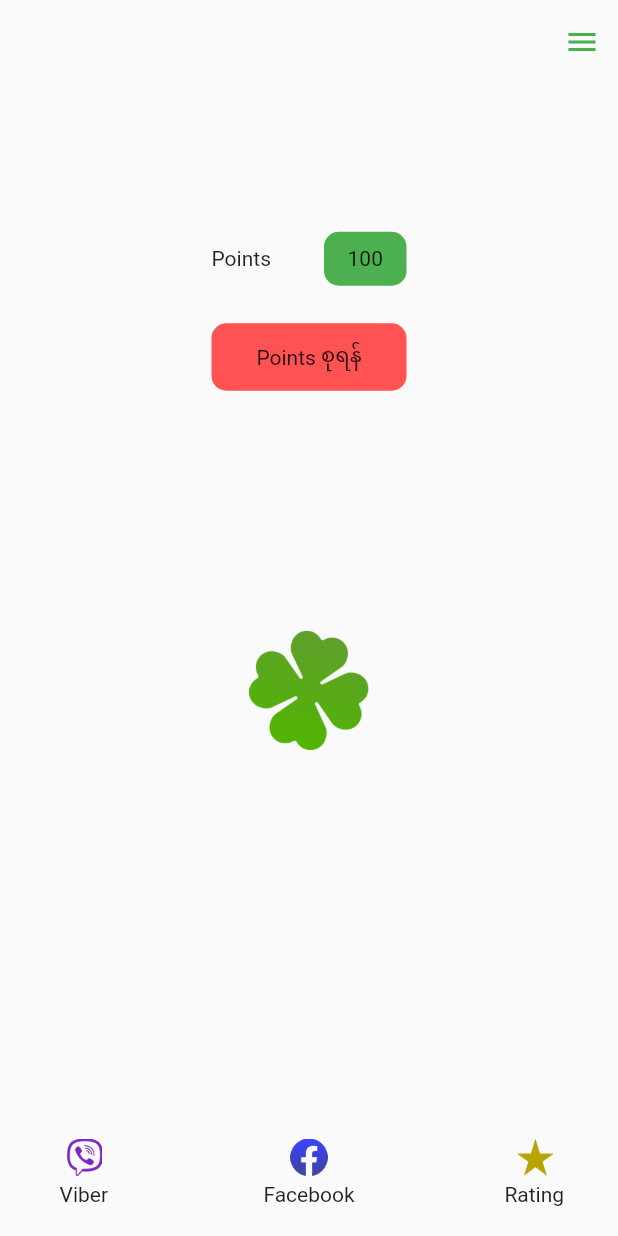
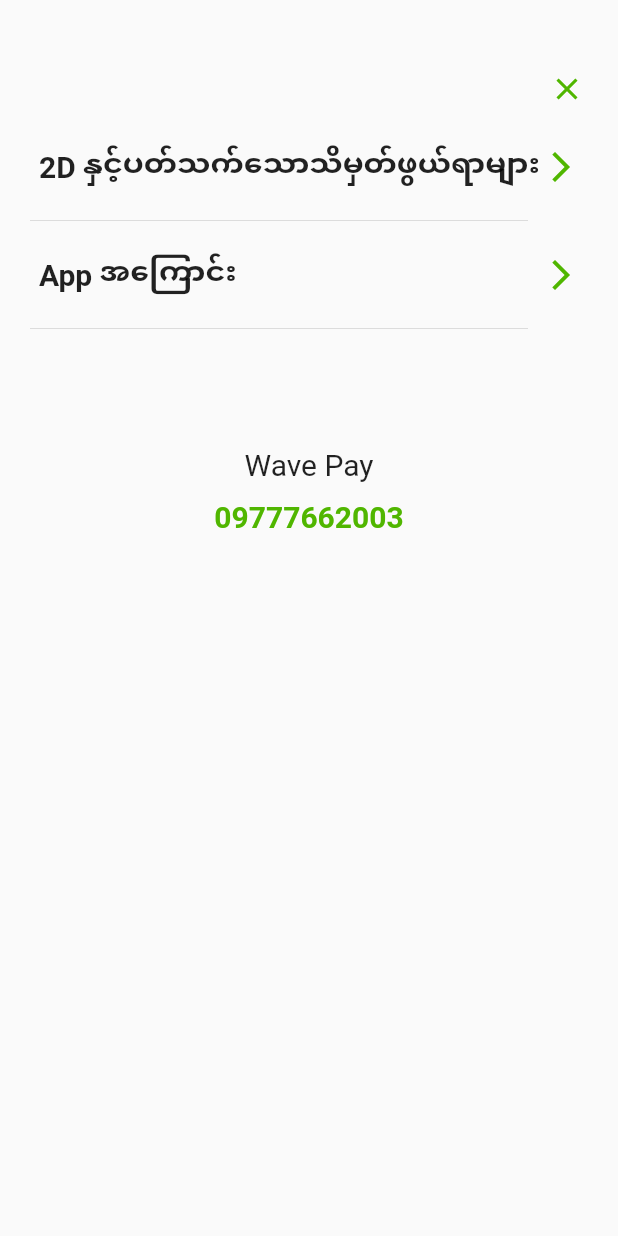
Before and after one commit to YeLwinOo-Steve/animated_FAB-2, a Flutter app: the screen it shows after launch, with the side drawer open (before the commit the screen has no drawer), on a phone screen of 412 x 824 dp. Run offline on Flutter 3.47's test engine with Material 2 defaults, Android fonts, the light colour scheme and no system bars.

Commit message:
add more screen

```diff
--- a/lib/main.dart
+++ b/lib/main.dart
@@ -1,6 +1,8 @@
 import 'package:flutter/material.dart';
 
 import 'presentation/home.dart';
+import 'resource/route_manager.dart';
+import 'resource/theme_manager.dart';
 
 void main() => runApp(const Root());
 
@@ -9,9 +11,12 @@
 
   @override
   Widget build(BuildContext context) {
-    return const MaterialApp(
+    return MaterialApp(
       debugShowCheckedModeBanner: false,
-      home: Home(),
+      theme: AppTheme.lightTheme,
+      initialRoute: AppRoutes.home,
+      onGenerateRoute: RouteGenerator.onGenerateRoute,
+      home: const Home(),
     );
   }
 }
--- /dev/null
+++ b/lib/presentation/about_2D.dart
@@ -0,0 +1,10 @@
+import 'package:flutter/material.dart';
+
+class About2D extends StatelessWidget {
+  const About2D({Key? key}) : super(key: key);
+
+  @override
+  Widget build(BuildContext context) {
+    return Scaffold();
+  }
+}
--- /dev/null
+++ b/lib/presentation/about_App.dart
@@ -0,0 +1,10 @@
+import 'package:flutter/material.dart';
+
+class AboutApp extends StatelessWidget {
+  const AboutApp({Key? key}) : super(key: key);
+
+  @override
+  Widget build(BuildContext context) {
+    return Scaffold();
+  }
+}
--- /dev/null
+++ b/lib/presentation/ch_plus_key.dart
@@ -0,0 +1,10 @@
+import 'package:flutter/material.dart';
+
+class ChPlusKey extends StatelessWidget {
+  const ChPlusKey({Key? key}) : super(key: key);
+
+  @override
+  Widget build(BuildContext context) {
+    return Scaffold();
+  }
+}
--- a/lib/presentation/home.dart
+++ b/lib/presentation/home.dart
@@ -1,6 +1,7 @@
 import 'package:flutter/material.dart';
 
-import '../resource/png_svg.dart';
+import '../resource/resource.dart';
+import '../resource/route_manager.dart';
 import '../widget/radial_menu.dart';
 
 class Home extends StatefulWidget {
@@ -15,15 +16,78 @@
   @override
   Widget build(BuildContext context) {
     return Scaffold(
+      endDrawer: Drawer(
+        width: double.infinity,
+        child: Padding(
+          padding: const EdgeInsets.symmetric(horizontal: 10, vertical: 35),
+          child: Column(
+            crossAxisAlignment: CrossAxisAlignment.end,
+            children: [
+              IconButton(
+                onPressed: () {
+                  Navigator.of(context).pop();
+                },
+                icon: const Icon(Icons.close, color: ColorManager.primary),
+              ),
+              ListTile(
+                onTap: () => Navigator.pushNamed(context, AppRoutes.about2D),
+                leading: const Text(
+                  '2D နှင့်ပတ်သက်သောသိမှတ်ဖွယ်ရာများ',
+                  style: TextStyle(
+                    fontSize: FontSize.body2,
+                    fontWeight: FontWeightManager.semibold,
+                  ),
+                ),
+                trailing: const Icon(Icons.arrow_forward_ios,
+                    color: ColorManager.primary),
+              ),
+              const Divider(indent: 10, endIndent: 50),
+              ListTile(
+                onTap: () => Navigator.pushNamed(context, AppRoutes.aboutApp),
+                leading: const Text(
+                  'App အကြောင်း',
+                  style: TextStyle(
+                    fontSize: FontSize.body2,
+                    fontWeight: FontWeightManager.semibold,
+                  ),
+                ),
+                trailing: const Icon(Icons.arrow_forward_ios,
+                    color: ColorManager.primary),
+              ),
+              const Divider(indent: 10, endIndent: 50),
+              const SizedBox(height: 60),
+              const Align(
+                heightFactor: 2,
+                child: Text(
+                  'Wave Pay',
+                  style: TextStyle(fontSize: FontSize.body2),
+                ),
+              ),
+              const Align(
+                child: Text(
+                  '09777662003',
+                  style: TextStyle(
+                    fontSize: FontSize.body2,
+                    fontWeight: FontWeightManager.semibold,
+                    color: ColorManager.primary,
+                  ),
+                ),
+              ),
+            ],
+          ),
+        ),
+      ),
       appBar: AppBar(
-        backgroundColor: Colors.grey.shade50,
+        automaticallyImplyLeading: false,
+        backgroundColor: ColorManager.white,
         elevation: 0,
         actions: [
-          IconButton(
-            onPressed: () {},
-            icon: const Icon(
-              Icons.menu,
-              color: Colors.green,
+          Builder(
+            builder: (context) => IconButton(
+              padding: const EdgeInsets.only(right: 15),
+              icon: const Icon(Icons.menu, color: ColorManager.primary),
+              onPressed: () => Scaffold.of(context).openEndDrawer(),
+              tooltip: MaterialLocalizations.of(context).openAppDrawerTooltip,
             ),
           ),
         ],
@@ -37,7 +101,10 @@
             child: Row(
               mainAxisAlignment: MainAxisAlignment.spaceBetween,
               children: [
-                Text('Points'),
+                const Text(
+                  'Points',
+                  style: TextStyle(fontSize: FontSize.body2),
+                ),
                 Container(
                   alignment: Alignment.center,
                   width: 55,
@@ -46,7 +113,15 @@
                     color: Colors.green,
                     borderRadius: BorderRadius.circular(10),
                   ),
-                  child: Text('100'),
+                  child: Text(
+                    //textAlign: TextAlign.center,
+                    '100',
+                    style: TextStyle(
+                      fontSize: FontSize.body2,
+                      color: ColorManager.white,
+                      fontWeight: FontWeightManager.semibold,
+                    ),
+                  ),
                 ),
               ],
             ),
@@ -54,13 +129,22 @@
           const SizedBox(height: 25),
           Container(
             alignment: Alignment.center,
+            margin: const EdgeInsets.only(top: 11),
             height: 45,
             width: 130,
             decoration: BoxDecoration(
               color: Colors.redAccent,
               borderRadius: BorderRadius.circular(10),
             ),
-            child: Text('Points စုရန်'),
+            child: Text(
+              textAlign: TextAlign.center,
+              'Points စုရန်',
+              style: TextStyle(
+                fontSize: FontSize.body2,
+                color: ColorManager.white,
+                fontWeight: FontWeightManager.semibold,
+              ),
+            ),
           ),
           RadialMenu(
             isOpen: isOpen,
@@ -70,12 +154,42 @@
               });
             },
             children: [
-              RadialButton(text: 'ထိုးကွက်', onPress: () {}),
-              RadialButton(text: '၀မ်းချိန်း', onPress: () {}),
-              RadialButton(text: 'Ch + Key', onPress: () {}),
-              RadialButton(text: 'မွေးကွက်', onPress: () {}),
-              RadialButton(text: 'လုံးပိုင်', onPress: () {}),
-              RadialButton(text: 'တစ်ကွက်ကောင်း', onPress: () {}),
+              RadialButton(
+                text: 'ထိုးကွက်',
+                onPress: () {
+                  Navigator.pushNamed(context, AppRoutes.htoeKwat);
+                },
+              ),
+              RadialButton(
+                text: '၀မ်းချိန်း',
+                onPress: () {
+                  Navigator.pushNamed(context, AppRoutes.oneChange);
+                },
+              ),
+              RadialButton(
+                text: 'Ch + Key',
+                onPress: () {
+                  Navigator.pushNamed(context, AppRoutes.chPlusKey);
+                },
+              ),
+              RadialButton(
+                text: 'မွေးကွက်',
+                onPress: () {
+                  Navigator.pushNamed(context, AppRoutes.mwalKwat);
+                },
+              ),
+              RadialButton(
+                text: 'လုံးပိုင်',
+                onPress: () {
+                  Navigator.pushNamed(context, AppRoutes.lonePine);
+                },
+              ),
+              RadialButton(
+                text: 'တစ်ကွက်ကောင်း',
+                onPress: () {
+                  Navigator.pushNamed(context, AppRoutes.taKwatKaung);
+                },
+              ),
             ],
           ),
         ],
@@ -86,7 +200,9 @@
           mainAxisSize: MainAxisSize.min,
           mainAxisAlignment: MainAxisAlignment.spaceBetween,
           children: [
-            SizedBox(
+            InkWell(
+              onTap: () {},
+              child: SizedBox(
                 height: 45,
                 width: 111.67,
                 child: Column(
@@ -101,7 +217,10 @@
                   ],
                 ),
               ),
-            SizedBox(
+            ),
+            InkWell(
+              onTap: () {},
+              child: SizedBox(
                 height: 45,
                 width: 111.67,
                 child: Column(
@@ -116,7 +235,10 @@
                   ],
                 ),
               ),
-            SizedBox(
+            ),
+            InkWell(
+              onTap: () {},
+              child: SizedBox(
                 height: 45,
                 width: 111.67,
                 child: Column(
@@ -131,6 +253,7 @@
                   ],
                 ),
               ),
+            ),
           ],
         ),
       ),
--- /dev/null
+++ b/lib/presentation/htoe_kwat.dart
@@ -0,0 +1,10 @@
+import 'package:flutter/material.dart';
+
+class HtoeKwat extends StatelessWidget {
+  const HtoeKwat({Key? key}) : super(key: key);
+
+  @override
+  Widget build(BuildContext context) {
+    return Scaffold();
+  }
+}
--- /dev/null
+++ b/lib/presentation/lone_pine.dart
@@ -0,0 +1,10 @@
+import 'package:flutter/material.dart';
+
+class LonePine extends StatelessWidget {
+  const LonePine({Key? key}) : super(key: key);
+
+  @override
+  Widget build(BuildContext context) {
+    return Scaffold();
+  }
+}
--- /dev/null
+++ b/lib/presentation/mwal_kwat.dart
@@ -0,0 +1,10 @@
+import 'package:flutter/material.dart';
+
+class MwalKwat extends StatelessWidget {
+  const MwalKwat({Key? key}) : super(key: key);
+
+  @override
+  Widget build(BuildContext context) {
+    return Scaffold();
+  }
+}
--- /dev/null
+++ b/lib/presentation/one_change.dart
@@ -0,0 +1,10 @@
+import 'package:flutter/material.dart';
+
+class OneChange extends StatelessWidget {
+  const OneChange({Key? key}) : super(key: key);
+
+  @override
+  Widget build(BuildContext context) {
+    return Scaffold();
+  }
+}
--- a/lib/presentation/ta_kwat_kaung.dart
+++ b/lib/presentation/ta_kwat_kaung.dart
@@ -8,7 +8,9 @@
   @override
   Widget build(BuildContext context) {
     return Scaffold(
-      appBar: AppBar(),
+      appBar: AppBar(
+
+      ),
       body: Padding(
         padding: const EdgeInsets.all(10.0),
         child: Column(
--- a/lib/resource/color_manager.dart
+++ b/lib/resource/color_manager.dart
@@ -3,6 +3,6 @@
 class ColorManager {
   static const primary = Color.fromRGBO(80, 182, 0, 100);
   static const red = Color.fromRGBO(218, 28, 28, 100);
-  static const white = Color.fromRGBO(255, 255, 255, 100);
+  static const white = Color.fromARGB(255, 255, 255, 255);
   static const black = Color.fromRGBO(0, 0, 0, 100);
 }
--- /dev/null
+++ b/lib/resource/route_manager.dart
@@ -0,0 +1,51 @@
+import 'package:flutter/material.dart';
+
+import '../presentation/about_2D.dart';
+import '../presentation/about_App.dart';
+import '../presentation/ch_plus_key.dart';
+import '../presentation/home.dart';
+import '../presentation/htoe_kwat.dart';
+import '../presentation/lone_pine.dart';
+import '../presentation/mwal_kwat.dart';
+import '../presentation/one_change.dart';
+import '../presentation/ta_kwat_kaung.dart';
+
+class AppRoutes {
+  static const splash = '/splash';
+  static const home = '/home';
+  static const taKwatKaung = '/takwatkaung';
+  static const lonePine = '/lonepine';
+  static const oneChange = '/onechange';
+  static const mwalKwat = '/mwalkwat';
+  static const chPlusKey = '/chpluskey';
+  static const htoeKwat = '/htoekwat';
+  static const about2D = '/about2D';
+  static const aboutApp = '/aboutApp';
+}
+
+class RouteGenerator {
+  static Route<dynamic> onGenerateRoute(RouteSettings routeSettings) {
+    switch (routeSettings.name) {
+      case AppRoutes.splash:
+        return MaterialPageRoute(builder: (context) => const Home());
+      case AppRoutes.taKwatKaung:
+        return MaterialPageRoute(builder: (context) => const TaKwatKaung());
+      case AppRoutes.lonePine:
+        return MaterialPageRoute(builder: (context) => const LonePine());
+      case AppRoutes.oneChange:
+        return MaterialPageRoute(builder: (context) => const OneChange());
+      case AppRoutes.mwalKwat:
+        return MaterialPageRoute(builder: (context) => const MwalKwat());
+      case AppRoutes.chPlusKey:
+        return MaterialPageRoute(builder: (context) => const ChPlusKey());
+      case AppRoutes.htoeKwat:
+        return MaterialPageRoute(builder: (context) => const HtoeKwat());
+      case AppRoutes.about2D:
+        return MaterialPageRoute(builder: (context) => const About2D());
+      case AppRoutes.aboutApp:
+        return MaterialPageRoute(builder: (context) => const AboutApp());
+      default:
+        return MaterialPageRoute(builder: (context) => const Home());
+    }
+  }
+}
--- /dev/null
+++ b/lib/resource/theme_manager.dart
@@ -0,0 +1,20 @@
+import 'package:flutter/material.dart';
+
+import 'color_manager.dart';
+import 'font_manager.dart';
+
+class AppTheme {
+  static ThemeData lightTheme = ThemeData(
+    appBarTheme: const AppBarTheme(
+      centerTitle: true,
+      elevation: 0.0,
+      backgroundColor: ColorManager.white,
+      foregroundColor: ColorManager.primary,
+      titleTextStyle: TextStyle(
+        color: ColorManager.black,
+        fontSize: 24,
+        fontWeight: FontWeightManager.semibold,
+      ),
+    ),
+  );
+}
--- a/lib/widget/radial_menu.dart
+++ b/lib/widget/radial_menu.dart
@@ -20,7 +20,7 @@
 
   /// Tap clover button
   final VoidCallback onTap;
-  RadialMenu(
+  const RadialMenu(
       {Key? key,
       required this.children,
       this.centerButtonSize = 0.2,
@@ -29,6 +29,7 @@
       this.centerButtonAlignment = Alignment.center})
       : super(key: key);
 
+  @override
   createState() => _RadialMenuState();
 }
 
@@ -129,7 +130,7 @@
   Widget build(BuildContext context) {
     // will provide angle for further calculation
     ///For 5 buttons, this is perfectly working
-    double generatedAngle = 220 / radialButtons.length;
+    double generatedAngle = 360 / radialButtons.length;
     double iconAngle;
 
     return AnimatedBuilder(
@@ -147,10 +148,10 @@
                   /// assert( numOfButtons == 5 );
                   /// After 10 minutes of brain storming, I finally realized that button angles are a little bit mis-aligned.
                   /// So I customized the angle again,
-                  iconAngle = radialButtons.indexOf(index) * generatedAngle + 5;
+                  iconAngle = radialButtons.indexOf(index) * generatedAngle;
                   return _buildButton(
                     /// If angles are perfectly aligned, it will not look good, so I changed it a little bit
-                    checkAngle(iconAngle),
+                    iconAngle,
                     color: index.buttonColor,
                     text: index.text,
                     onPress: index.onPress,
@@ -224,9 +225,10 @@
               child: Text(
                 text!,
                 textAlign: TextAlign.center,
-                style: const TextStyle(
-                  fontSize: 16,
+                style: TextStyle(
+                  fontSize: text == 'Ch + Key' ? 16 : 20,
                   color: Colors.white,
+                  fontWeight: FontWeightManager.semibold,
                 ),
               ),
             ),
@@ -237,7 +239,7 @@
   }
 
   ///Position radial buttons in place
-  double checkAngle(double angle) {
+  /*  double checkAngle(double angle) {
     if (angle < 45) {
       return 0;
     } else if (angle < 90) {
@@ -251,17 +253,17 @@
     } else {
       return 180;
     }
-  }
+  } */
 
   /// If Clover is closed, radial buttons are invisible
   double checkOpacity(double value) {
     if (value < 10) {
       return 0.0;
-    } else if (value < 20) {
+    } else if (value < 30) {
       return 0.2;
-    } else if (value < 30) {
+    } else if (value < 40) {
       return 0.5;
-    } else if (value < 40) {
+    } else if (value < 50) {
       return 0.8;
     } else {
       return 1;
```
Also changed, not shown: pubspec.lock, 1 other file. Lines whose indentation alone changed are shown as unchanged.
